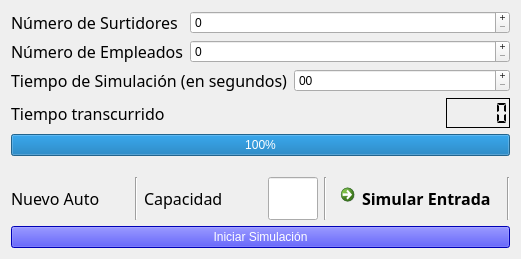
Qt form tp1/mainwindow.ui (fedefarina/concu20141c) before a commit.
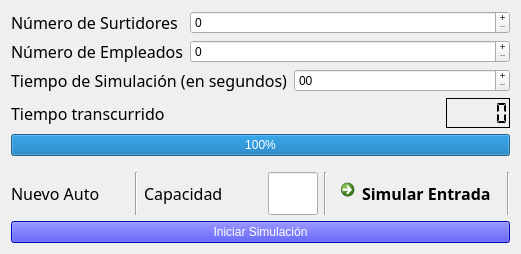
The same form after that commit.

Commit message: Arreglo el layout cuando se maximiza

What changed in the file:
```diff
--- a/tp1/mainwindow.ui
+++ b/tp1/mainwindow.ui
@@ -239,7 +239,7 @@
        <enum>Qt::Vertical</enum>
       </property>
       <property name="sizeType">
-       <enum>QSizePolicy::Fixed</enum>
+       <enum>QSizePolicy::Expanding</enum>
       </property>
       <property name="sizeHint" stdset="0">
        <size>
```
